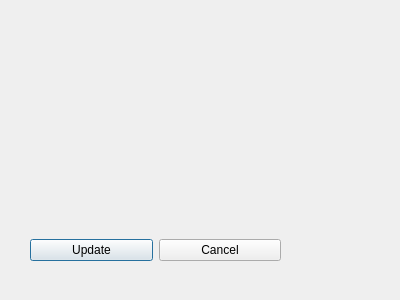
editomars/VLN1_h22, file vika3/dialogues/uppfaeravelgluggi.ui: the form before one commit.
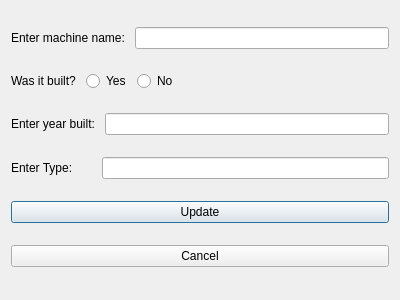
The form after the commit.

The edit to the form file:
```diff
--- a/vika3/dialogues/uppfaeravelgluggi.ui
+++ b/vika3/dialogues/uppfaeravelgluggi.ui
@@ -13,17 +13,104 @@
   <property name="windowTitle">
    <string>Dialog</string>
   </property>
-  <widget class="QWidget" name="horizontalLayoutWidget">
-   <property name="geometry">
-    <rect>
-     <x>30</x>
-     <y>210</y>
-     <width>251</width>
-     <height>80</height>
-    </rect>
-   </property>
+  <layout class="QVBoxLayout" name="verticalLayout">
+   <item>
    <layout class="QHBoxLayout" name="horizontalLayout">
     <item>
+      <widget class="QLabel" name="label_name">
+       <property name="text">
+        <string>Enter machine name: </string>
+       </property>
+      </widget>
+     </item>
+     <item>
+      <widget class="QLineEdit" name="input_vName"/>
+     </item>
+    </layout>
+   </item>
+   <item>
+    <layout class="QHBoxLayout" name="horizontalLayout_2">
+     <item>
+      <widget class="QLabel" name="label_built">
+       <property name="text">
+        <string>Was it built? </string>
+       </property>
+      </widget>
+     </item>
+     <item>
+      <widget class="QRadioButton" name="vRadio_built">
+       <property name="text">
+        <string>Yes</string>
+       </property>
+      </widget>
+     </item>
+     <item>
+      <widget class="QRadioButton" name="vRadio_notBuilt">
+       <property name="text">
+        <string>No</string>
+       </property>
+      </widget>
+     </item>
+     <item>
+      <spacer name="horizontalSpacer">
+       <property name="orientation">
+        <enum>Qt::Horizontal</enum>
+       </property>
+       <property name="sizeHint" stdset="0">
+        <size>
+         <width>40</width>
+         <height>20</height>
+        </size>
+       </property>
+      </spacer>
+     </item>
+    </layout>
+   </item>
+   <item>
+    <layout class="QHBoxLayout" name="horizontalLayout_3">
+     <item>
+      <widget class="QLabel" name="label_yearBuilt">
+       <property name="text">
+        <string>Enter year built: </string>
+       </property>
+      </widget>
+     </item>
+     <item>
+      <widget class="QLineEdit" name="input_builtYear"/>
+     </item>
+    </layout>
+   </item>
+   <item>
+    <layout class="QHBoxLayout" name="horizontalLayout_4">
+     <item>
+      <widget class="QLabel" name="label_type">
+       <property name="text">
+        <string>Enter Type: </string>
+       </property>
+      </widget>
+     </item>
+     <item>
+      <spacer name="horizontalSpacer_2">
+       <property name="orientation">
+        <enum>Qt::Horizontal</enum>
+       </property>
+       <property name="sizeType">
+        <enum>QSizePolicy::Fixed</enum>
+       </property>
+       <property name="sizeHint" stdset="0">
+        <size>
+         <width>20</width>
+         <height>20</height>
+        </size>
+       </property>
+      </spacer>
+     </item>
+     <item>
+      <widget class="QLineEdit" name="input_type"/>
+     </item>
+    </layout>
+   </item>
+   <item>
      <widget class="QPushButton" name="UppfaeraVelTakki">
       <property name="text">
        <string>Update</string>
@@ -38,7 +125,6 @@
      </widget>
     </item>
    </layout>
-  </widget>
  </widget>
  <resources/>
  <connections/>
```
Lines whose indentation alone changed are shown as unchanged.
